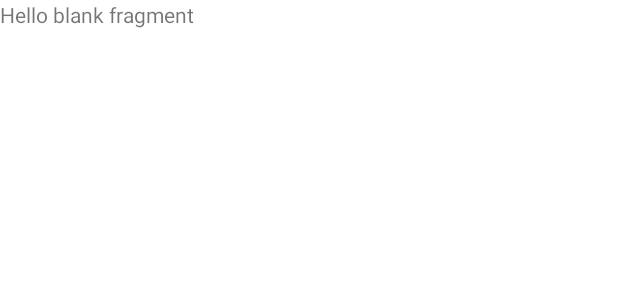
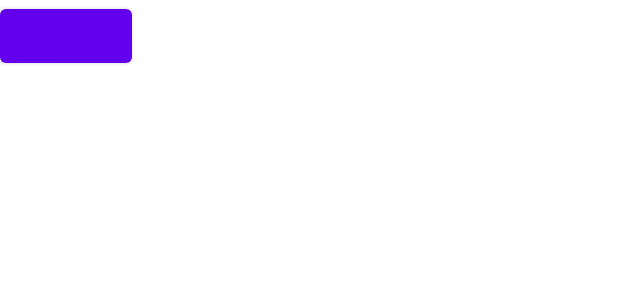
Before and after one commit to GorlovDanila/AndroidLab_22-23, an Android app: the layout fragment_main.xml on its own in the app's theme, with its tools: preview values and no code run, on a phone screen of 412 x 824 dp. Shown: the top 300 px of the screen. Run offline under Robolectric (Android 15) with nearby library versions, the phone set to English and light mode, and no system bars.

Commit message:
add button

```diff
--- a/app/build.gradle
+++ b/app/build.gradle
@@ -16,8 +16,8 @@ android {
         testInstrumentationRunner "androidx.test.runner.AndroidJUnitRunner"
     }
 
-    viewBinding{
-        true
+    buildFeatures {
+        viewBinding true
     }
 
     buildTypes {
--- a/app/src/main/res/layout/fragment_main.xml
+++ b/app/src/main/res/layout/fragment_main.xml
@@ -3,12 +3,17 @@
     xmlns:tools="http://schemas.android.com/tools"
     android:layout_width="match_parent"
     android:layout_height="match_parent"
+    xmlns:app="http://schemas.android.com/apk/res-auto"
     tools:context=".MainFragment">
 
-    <!-- TODO: Update blank fragment layout -->
-    <TextView
-        android:layout_width="match_parent"
-        android:layout_height="match_parent"
-        android:text="@string/hello_blank_fragment" />
+    <Button
+        android:layout_width="wrap_content"
+        android:layout_height="wrap_content"
+        app:layout_constraintStart_toOf="parent"
+        app:layout_constraintRight_toRightOf="parent"
+        app:layout_constraintTop_toTopOf="parent"/>
+
+
+
 
 </FrameLayout>
```
Also changed, not shown: app/src/main/java/com/example/androidlab_22_23/MainFragment.kt (+9 -9 lines).
